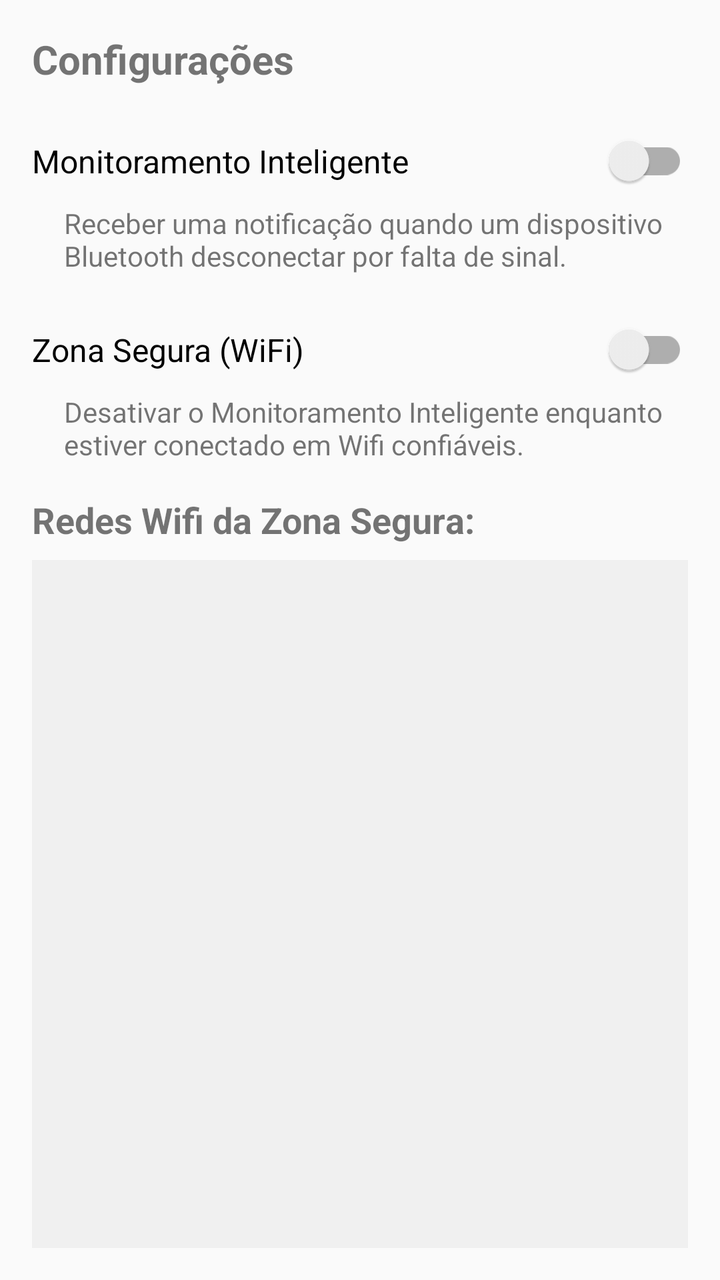
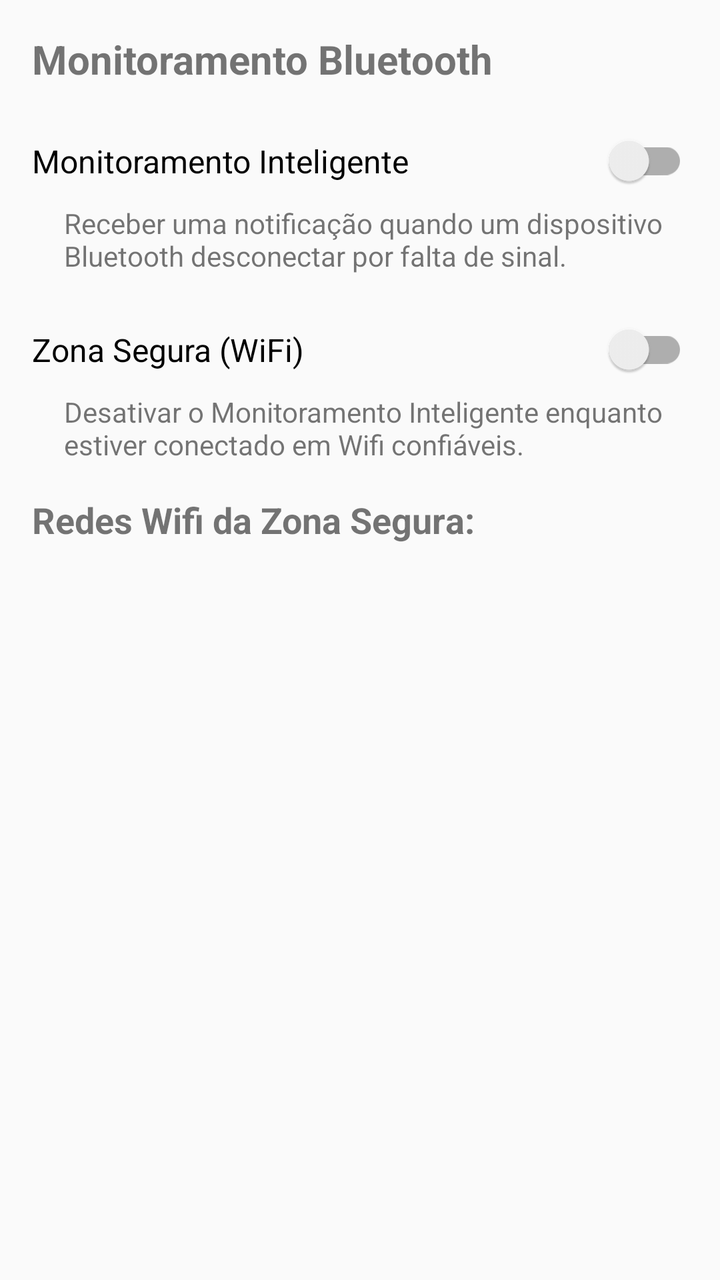

Screens rendered from an Android XML layout before and after an edit, with the pre-edit source and the edit as a unified diff.
<!-- AndroidManifest.xml: application theme Theme.AppCompat.DayNight -->
<!-- res/layout/activity_main.xml -->
<?xml version="1.0" encoding="utf-8"?>
<LinearLayout xmlns:android="http://schemas.android.com/apk/res/android"
    xmlns:tools="http://schemas.android.com/tools"
    android:layout_width="match_parent"
    android:layout_height="match_parent"
    android:orientation="vertical"
    android:padding="16dp"
    tools:context=".MainActivity">

    <TextView
        android:layout_width="wrap_content"
        android:layout_height="wrap_content"
        android:layout_marginBottom="24dp"
        android:text="@string/feature_title"
        android:textSize="20sp"
        android:textStyle="bold" />

    <com.google.android.material.switchmaterial.SwitchMaterial
        android:id="@+id/btMonitoringSwitch"
        android:layout_width="match_parent"
        android:layout_height="wrap_content"
        android:layout_marginBottom="8dp"
        android:text="@string/toggle_timeout_notifier_title"
        android:textSize="16sp" />

    <TextView
        android:layout_width="wrap_content"
        android:layout_height="wrap_content"
        android:layout_marginStart="16dp"
        android:layout_marginBottom="24dp"
        android:text="@string/toggle_timeout_notifier_desc" />

    <com.google.android.material.switchmaterial.SwitchMaterial
        android:id="@+id/wifiSafeZoneSwitch"
        android:layout_width="match_parent"
        android:layout_height="wrap_content"
        android:layout_marginBottom="8dp"
        android:text="@string/toggle_safe_zone_title"
        android:textSize="16sp" />

    <TextView
        android:layout_width="wrap_content"
        android:layout_height="wrap_content"
        android:layout_marginStart="16dp"
        android:layout_marginBottom="16dp"
        android:text="@string/toggle_safe_zone_desc" />

    <TextView
        android:layout_width="wrap_content"
        android:layout_height="wrap_content"
        android:layout_marginBottom="8dp"
        android:text="@string/wifi_safe_zone_list"
        android:textSize="18sp"
        android:textStyle="bold" />

    <ListView
        android:id="@+id/wifiSafeZoneList"
        android:layout_width="match_parent"
        android:layout_height="0dp"
        android:layout_weight="1"
        android:background="#f0f0f0"
        android:padding="8dp" />

</LinearLayout>
<!-- resources referenced by this layout -->
<resources>
  <string name="feature_title">Configurações</string>
  <string name="toggle_safe_zone_desc">Desativar o Monitoramento Inteligente enquanto estiver conectado em Wifi confiáveis.</string>
  <string name="toggle_safe_zone_title">Zona Segura (WiFi)</string>
  <string name="toggle_timeout_notifier_desc">Receber uma notificação quando um dispositivo Bluetooth desconectar por falta de sinal.</string>
  <string name="toggle_timeout_notifier_title">Monitoramento Inteligente</string>
  <string name="wifi_safe_zone_list">Redes Wifi da Zona Segura:</string>
</resources>

<!-- the commit's change to res/layout/activity_main.xml (unified diff, before → after) -->
@@ -58,7 +58,6 @@
         android:layout_width="match_parent"
         android:layout_height="0dp"
         android:layout_weight="1"
-        android:background="#f0f0f0"
         android:padding="8dp" />
 
 </LinearLayout>
<!-- resource entries referenced after the edit -->
@@ -1,6 +1,6 @@
 <!-- resources referenced by this layout -->
 <resources>
-  <string name="feature_title">Configurações</string>
+  <string name="feature_title">Monitoramento Bluetooth</string>
   <string name="toggle_safe_zone_desc">Desativar o Monitoramento Inteligente enquanto estiver conectado em Wifi confiáveis.</string>
   <string name="toggle_safe_zone_title">Zona Segura (WiFi)</string>
   <string name="toggle_timeout_notifier_desc">Receber uma notificação quando um dispositivo Bluetooth desconectar por falta de sinal.</string>
